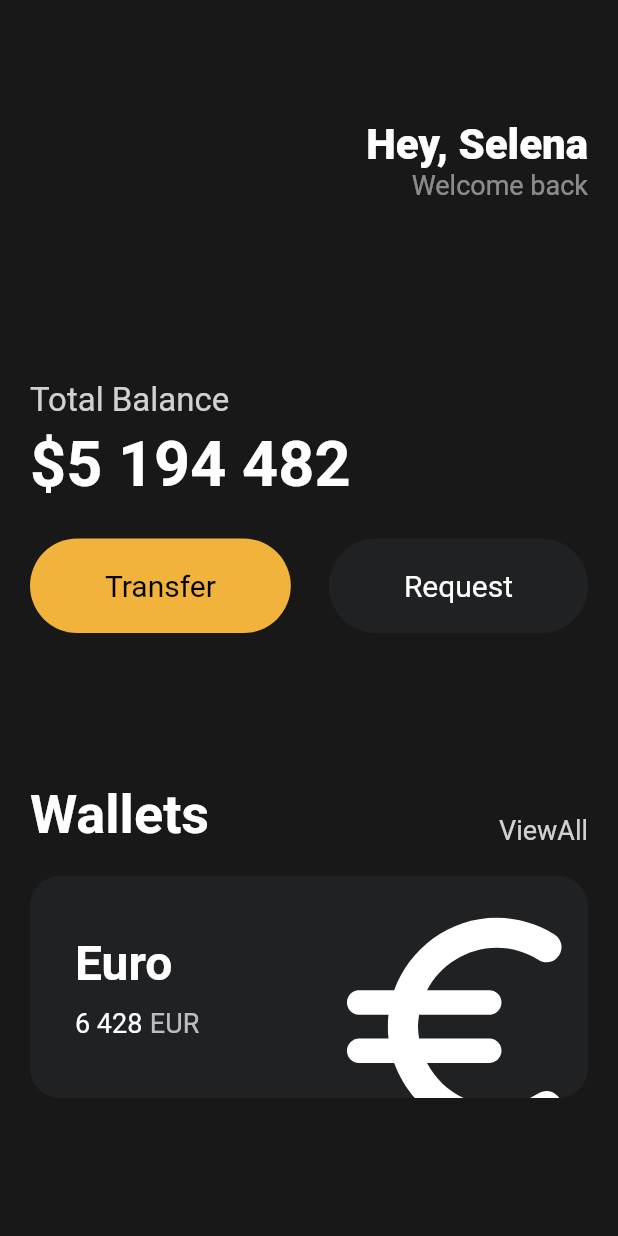
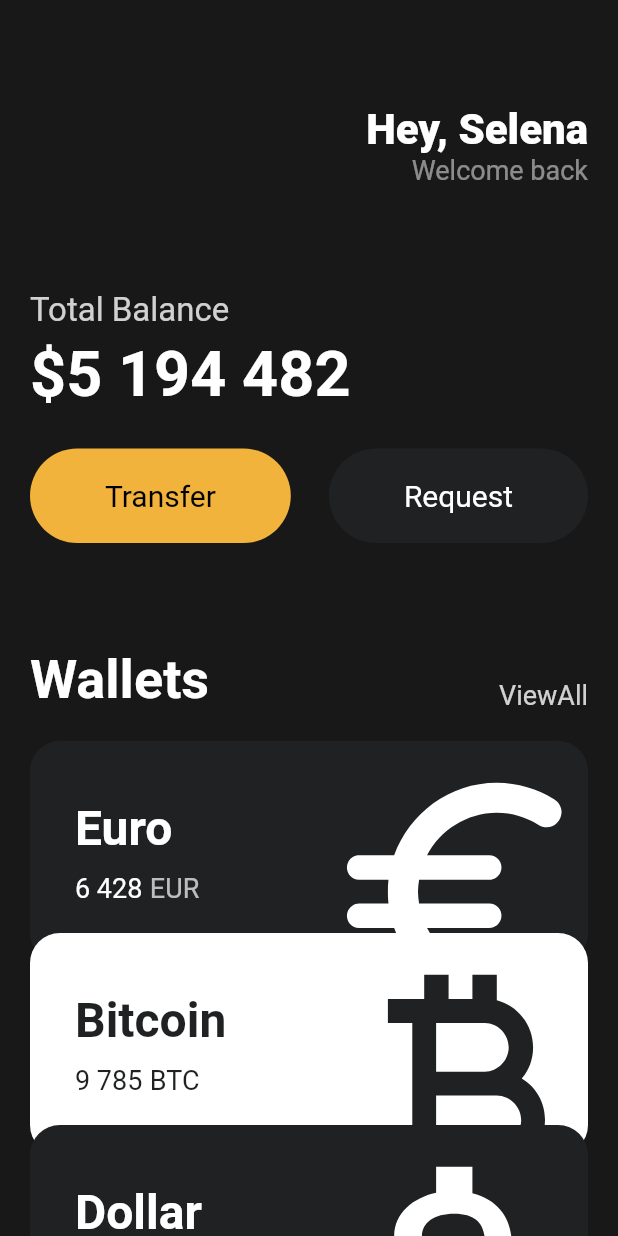
Before and after one commit to alsgud8311/flutter_practice, a Flutter app: the screen it shows after launch, on a phone screen of 412 x 824 dp. Run offline on Flutter 3.47's test engine with Material 2 defaults, Android fonts, the phone set to English and light mode, and no system bars.

Commit message:
Feat: card Widget seperated

```diff
--- a/lib/main.dart
+++ b/lib/main.dart
@@ -1,4 +1,5 @@
 import 'package:flutter/material.dart';
+import 'package:flutter_practice/widgets/card.dart';
 
 import 'widgets/button.dart';
 
@@ -14,7 +15,8 @@ class App extends StatelessWidget {
     return MaterialApp(
       home: Scaffold(
         backgroundColor: const Color(0xFF181818),
-        body: Padding(
+        body: SingleChildScrollView(
+          child: Padding(
             padding: const EdgeInsets.symmetric(
               horizontal: 20,
             ),
@@ -22,7 +24,7 @@ class App extends StatelessWidget {
               crossAxisAlignment: CrossAxisAlignment.start,
               children: [
                 const SizedBox(
-                height: 80,
+                  height: 70,
                 ),
                 Row(
                   mainAxisAlignment: MainAxisAlignment.end,
@@ -50,7 +52,7 @@ class App extends StatelessWidget {
                   ],
                 ),
                 const SizedBox(
-                height: 120,
+                  height: 70,
                 ),
                 Text(
                   'Total Balance',
@@ -87,7 +89,7 @@ class App extends StatelessWidget {
                   ],
                 ),
                 const SizedBox(
-                height: 100,
+                  height: 70,
                 ),
                 Row(
                   mainAxisAlignment: MainAxisAlignment.spaceBetween,
@@ -111,69 +113,31 @@ class App extends StatelessWidget {
                 const SizedBox(
                   height: 20,
                 ),
-              Container(
-                clipBehavior: Clip.hardEdge,
-                decoration: BoxDecoration(
-                    color: const Color(0xFF1F2123),
-                    borderRadius: BorderRadius.circular(20)),
-                child: Padding(
-                  padding: const EdgeInsets.all(30),
-                  child: Row(
-                    mainAxisAlignment: MainAxisAlignment.spaceBetween,
-                    children: [
-                      Column(
-                        crossAxisAlignment: CrossAxisAlignment.start,
-                        children: [
-                          const Text(
-                            'Euro',
-                            style: TextStyle(
-                              color: Colors.white,
-                              fontSize: 32,
-                              fontWeight: FontWeight.w600,
+                const CurrencyCard(
+                    name: 'Euro',
+                    code: 'EUR',
+                    amount: '6 428',
+                    icon: Icons.euro_rounded,
+                    isInverted: false,
+                    order: 1),
+                const CurrencyCard(
+                  name: 'Bitcoin',
+                  code: 'BTC',
+                  amount: '9 785',
+                  icon: Icons.currency_bitcoin,
+                  isInverted: true,
+                  order: 2,
                 ),
+                const CurrencyCard(
+                  name: 'Dollar',
+                  code: 'USD',
+                  amount: '428',
+                  icon: Icons.attach_money_outlined,
+                  isInverted: false,
+                  order: 3,
                 ),
-                          const SizedBox(
-                            height: 10,
-                          ),
-                          Row(
-                            children: [
-                              const Text(
-                                '6 428',
-                                style: TextStyle(
-                                  color: Colors.white,
-                                  fontSize: 18,
-                                ),
-                              ),
-                              const SizedBox(
-                                width: 5,
-                              ),
-                              Text(
-                                'EUR',
-                                style: TextStyle(
-                                  color: Colors.white.withOpacity(0.7),
-                                  fontSize: 18,
-                                ),
-                              )
-                            ],
-                          )
               ],
             ),
-                      Transform.scale(
-                        scale: 2.2,
-                        child: Transform.translate(
-                          offset: const Offset(-5, 12),
-                          child: const Icon(
-                            Icons.euro_rounded,
-                            color: Colors.white,
-                            size: 88,
-                          ),
-                        ),
-                      )
-                    ],
-                  ),
-                ),
-              ),
-            ],
           ),
         ),
       ),
--- a/lib/widgets/card.dart
+++ b/lib/widgets/card.dart
@@ -0,0 +1,90 @@
+import 'package:flutter/material.dart';
+
+class CurrencyCard extends StatelessWidget {
+  final String name, code, amount;
+  final IconData icon;
+  final bool isInverted;
+  final int order;
+  final _blackColor = const Color(0xFF1F2123);
+
+  const CurrencyCard({
+    super.key,
+    required this.name,
+    required this.code,
+    required this.amount,
+    required this.icon,
+    required this.isInverted,
+    required this.order,
+  });
+
+  @override
+  Widget build(BuildContext context) {
+    return Transform.translate(
+      offset: Offset(0, 0 - (order - 1) * 20),
+      child: Container(
+        clipBehavior: Clip.hardEdge,
+        decoration: BoxDecoration(
+            color: isInverted ? Colors.white : _blackColor,
+            borderRadius: BorderRadius.circular(20)),
+        child: Padding(
+          padding: const EdgeInsets.all(30),
+          child: Row(
+            mainAxisAlignment: MainAxisAlignment.spaceBetween,
+            children: [
+              Column(
+                crossAxisAlignment: CrossAxisAlignment.start,
+                children: [
+                  Text(
+                    name,
+                    style: TextStyle(
+                      color: isInverted ? _blackColor : Colors.white,
+                      fontSize: 32,
+                      fontWeight: FontWeight.w600,
+                    ),
+                  ),
+                  const SizedBox(
+                    height: 10,
+                  ),
+                  Row(
+                    children: [
+                      Text(
+                        amount,
+                        style: TextStyle(
+                          color: isInverted ? _blackColor : Colors.white,
+                          fontSize: 18,
+                        ),
+                      ),
+                      const SizedBox(
+                        width: 5,
+                      ),
+                      Text(
+                        code,
+                        style: TextStyle(
+                          color: isInverted
+                              ? _blackColor
+                              : Colors.white.withOpacity(0.7),
+                          fontSize: 18,
+                        ),
+                      )
+                    ],
+                  )
+                ],
+              ),
+              Transform.scale(
+                scale: 2.2,
+                child: Transform.translate(
+                  offset: const Offset(-5, 12),
+                  child: Icon(
+                    icon,
+                    color: isInverted ? _blackColor : Colors.white,
+                    size: 88,
+                  ),
+                ),
+              )
+            ],
+          ),
+        ),
+      ),
+    ); // TODO: implement build
+  }
+}
```
Lines whose indentation alone changed are shown as unchanged.
